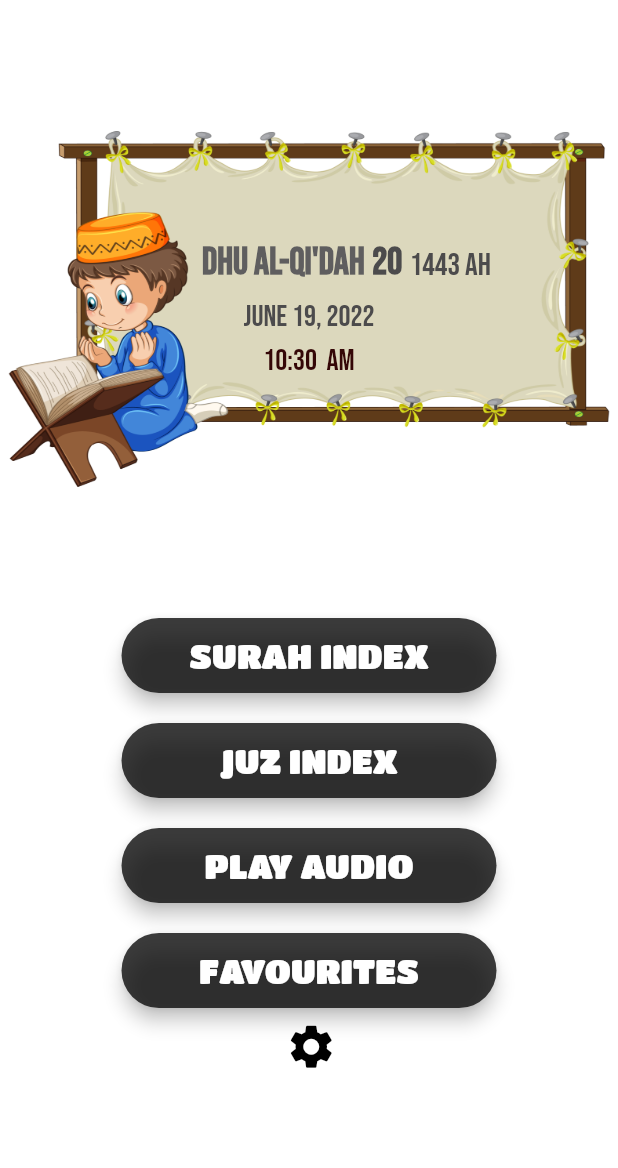
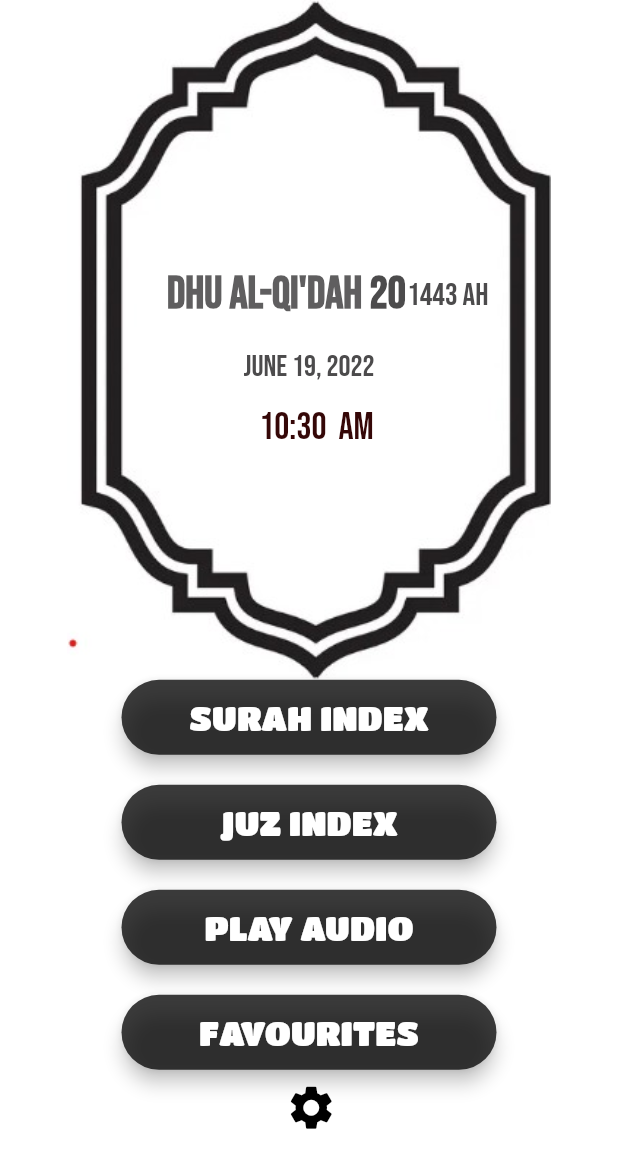
Before and after one commit to MuhammadMalik313/Quran-Project, a Flutter app: the HomePage screen opened directly, on a phone screen of 412 x 824 dp. Shown: the top 1168 px of the screen. Run offline on Flutter 3.47's test engine with Material 2 defaults, Android fonts, the phone set to English and light mode, and no system bars; our stand-ins replace adaptive_theme, animated_text_kit, audio_service, audioplayers, flutter_markdown, flutter_staggered_animations and 6 more; missing offline and left inert: dart:ffi, flutter_share, quran, syncfusion_flutter_pdfviewer; accounts and stored records are empty.

Commit message:
folde added

```diff
--- a/lib/Favourites/favourites.dart
+++ b/lib/Favourites/favourites.dart
@@ -24,7 +24,7 @@ class _FavouriteState extends State<Favourite> {
     return Scaffold(
       appBar: AppBar(
         backgroundColor: Colors.black,
-        title: Text("FAVOURITES"),
+        title: Text("Favorites",style: TextStyle(fontFamily: "font4", fontSize: 32),),
         centerTitle: true,
         brightness: Brightness.dark,
       ),
--- a/lib/HomePage/home_page.dart
+++ b/lib/HomePage/home_page.dart
@@ -44,11 +44,7 @@ class _HomePageState extends State<HomePage> {
     String tdata = DateFormat("hh:mm  a").format(DateTime.now());
 
 
-    return WillPopScope(
-      onWillPop: () async{SystemChannels.platform.invokeMethod('SystemNavigator.pop');
-      return true;
-      },
-      child: SafeArea(
+    return SafeArea(
       child: Scaffold(
         backgroundColor: Colors.white,
         body: SingleChildScrollView(
@@ -60,16 +56,18 @@ class _HomePageState extends State<HomePage> {
 
                 children: [
                   Container(
-                      height: _size.height * 0.50,
+                    height: _size.height * 0.55,
                     width: double.infinity,
                     decoration: const BoxDecoration(
                         image: const DecorationImage(
-                        image: AssetImage("assets/34v1_ysvk_201215.jpg",),
+                      image: AssetImage("assets/Screenshot 2022-04-14 110705.jpg",),
 
 
                     )),
                     child: Padding(
-                        padding: const EdgeInsets.all(20),
+                      padding: const EdgeInsets.all(8.0),
+                      child: Padding(
+                        padding: const EdgeInsets.only(top: 25,right: 25),
                         child: Column(
                           mainAxisAlignment: MainAxisAlignment.center,
                           children: [
@@ -79,9 +77,10 @@ class _HomePageState extends State<HomePage> {
                                     child: Padding(
                                   padding: const EdgeInsets.only(left: 50),
                                   child: Text(
+
                                     _arabiccalender.longMonthName.toString(),
                                     style: const TextStyle(
-                                        fontSize: 25,
+                                        fontSize: 30,
                                         color: Color.fromARGB(255, 95, 94, 95),
                                         fontWeight: FontWeight.bold,
                                         fontFamily: "font2"),
@@ -89,20 +88,21 @@ class _HomePageState extends State<HomePage> {
                                 )),
                                 WidgetSpan(
                                   child: Padding(
-                                    padding: const EdgeInsets.only(left: 5),
+                                    padding: const EdgeInsets.only(left: 5,),
                                     child: Text(
                                       _arabiccalender.hDay.toString(),
                                       style: const TextStyle(
-                                          fontSize: 25,
+                                          fontSize: 30,
                                           color: Color.fromARGB(255, 76, 75, 76),
                                           fontWeight: FontWeight.bold,
                                           fontFamily: "font2"),
                                     ),
                                   ),
                                 ),
+
                                 WidgetSpan(
                                   child: Padding(
-                                    padding: const EdgeInsets.only(left: 5),
+                                    padding: const EdgeInsets.only(left: 1,bottom: 5),
                                     child: Text(
                                       "${_arabiccalender.hYear} AH",
                                       style: const TextStyle(
@@ -117,24 +117,34 @@ class _HomePageState extends State<HomePage> {
                             const SizedBox(
                               height: 10,
                             ),
-                            Text(
+                            Padding(
+                              padding: const EdgeInsets.all(8.0),
+                              child: Padding(
+                                padding: const EdgeInsets.only(left: 25),
+                                child: Text(
                                   formatted,
                                   style: const TextStyle(
                                       fontSize: 20,
                                       color: Color.fromARGB(255, 76, 75, 76),
                                       fontFamily: "font2"),
                                 ),
+                              ),
+                            ),
                             const SizedBox(
                               height: 5,
                             ),
-                            Text(
+                            Padding(
+                              padding: const EdgeInsets.only(left: 35),
+                              child: Text(
                                 tdata,
                                 style: const TextStyle(
-                                  fontSize: 20,
+                                    fontSize: 25,
                                     color:  Color.fromARGB(255, 53, 7, 7),
                                     fontFamily: "font2"),
                               ),
+                            ),
                           ],
+                        ),
                       ),
                     ),
                   ),
@@ -160,7 +170,6 @@ class _HomePageState extends State<HomePage> {
           ),
         ),
       ),
-      ),
     );
   }
 }
--- a/lib/main.dart
+++ b/lib/main.dart
@@ -9,7 +9,7 @@ late Box<PlaylistSongs> playSongBox;
 late Box<Favourites> favSongsBox;
 late Box<PlayListModel> playlistDB;
 
-Future main(List<String> args) async {
+Future main() async {
 
   WidgetsFlutterBinding.ensureInitialized();
   await Hive.initFlutter();
@@ -37,7 +37,7 @@ class MyApp extends StatefulWidget {
 class _MyAppState extends State<MyApp> {
   @override
   void initState() {
-     precacheImage( AssetImage('assets/34v1_ysvk_201215.jpg'),context);
+     precacheImage( AssetImage('assets/giScreenshot 2022-04-14 110705.jpg'),context);
     // TODO: implement initState
     super.initState();
   }
@@ -63,7 +63,7 @@ class _MyAppState extends State<MyApp> {
           darkTheme: darkTheme,
            debugShowCheckedModeBanner: false,
           home: SplashScreen1(),
-        ),
+        )
       ),
     );
   }
--- a/lib/screens/audio_name.dart
+++ b/lib/screens/audio_name.dart
@@ -1,6 +1,5 @@
 import 'package:flutter/material.dart';
 import 'package:flutter_staggered_animations/flutter_staggered_animations.dart';
-import 'package:quraanproject/Favourites/favourites.dart';
 import 'package:quraanproject/HomePage/home_page.dart';
 import 'package:quraanproject/screens/play_audio.dart';
 import 'package:quran/quran.dart' as quran;
@@ -53,7 +52,7 @@ class SlideAnimation4 extends StatelessWidget {
       child: Scaffold(
         appBar: AppBar(
       backgroundColor: Colors.black,
-          title: Text("AUDIO INDEX"),
+          title: Text("Audio Index",style: TextStyle(fontFamily: "font4", fontSize: 30),),
           centerTitle: true,
           brightness: Brightness.dark,
            actions: [ IconButton(
--- a/lib/screens/buttons/juzu_name.dart
+++ b/lib/screens/buttons/juzu_name.dart
@@ -40,7 +40,7 @@ class GridView1 extends StatelessWidget {
       appBar: AppBar(
         backgroundColor: Colors.black,
         elevation: 0,
-          title: Text("JUZ INDEX"),
+          title: Text("Juz Index",style: TextStyle(fontFamily: "font4", fontSize: 32),),
           centerTitle: true,
           brightness: Brightness.dark),
       body: AnimationLimiter(
--- a/lib/screens/juzupage.dart
+++ b/lib/screens/juzupage.dart
@@ -14,7 +14,7 @@ class JuzuPage extends StatelessWidget {
       backgroundColor: Colors.black,
       elevation: 0,
       centerTitle: true,
-     title: Text('JUZU $juzno',style: TextStyle(fontSize: 27, fontFamily: "font3"),),
+     title: Text('Juzu $juzno',style: TextStyle(fontFamily: "font4", fontSize: 30),),
 
   ),
   body: SfPdfViewer.network(
--- a/lib/settingspage/settings.dart
+++ b/lib/settingspage/settings.dart
@@ -24,8 +24,8 @@ class _SettingsPageState extends State<SettingsPage> {
           backgroundColor: Colors.black,
           centerTitle: true,
           title: Text(
-            "SETTINGS",
-            style: TextStyle(fontFamily: "font4", fontSize: 30),
+            "Settings",
+            style: TextStyle(fontFamily: "font4", fontSize: 33),
           ),
         ),
         body: Padding(
--- a/lib/terms and policy/policy.dart
+++ b/lib/terms and policy/policy.dart
@@ -28,7 +28,6 @@ class PolicyDialog extends StatelessWidget {
                 if (snapshot.hasData) {
                   return Markdown(
                       data: snapshot.data.toString(),
-                    // data: snapshot.data,
                   );
                 }
                 return Center(
```
Also changed, not shown: lib/screens/buttons/chapter_name.dart (+12 -21 lines), lib/screens/play_audio.dart (+21 -3 lines), lib/screens/playlist/playlist_add.dart (+13 -3 lines), lib/screens/playlist/playlist_screen.dart (+18 -4 lines), lib/screens/surahindex.dart (+5 -5 lines), assets/Screenshot 2022-04-14 110705.jpg (added), 3 other files. Lines whose indentation alone changed are shown as unchanged.
